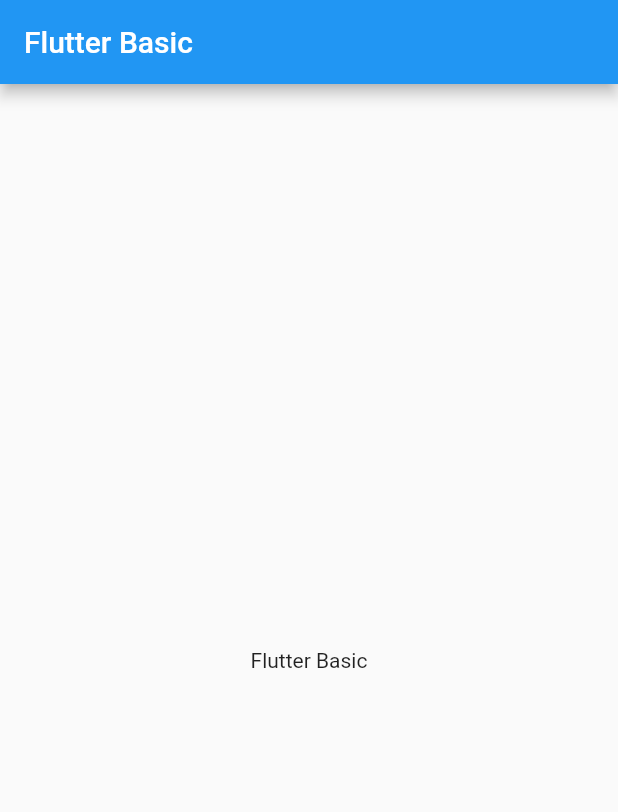
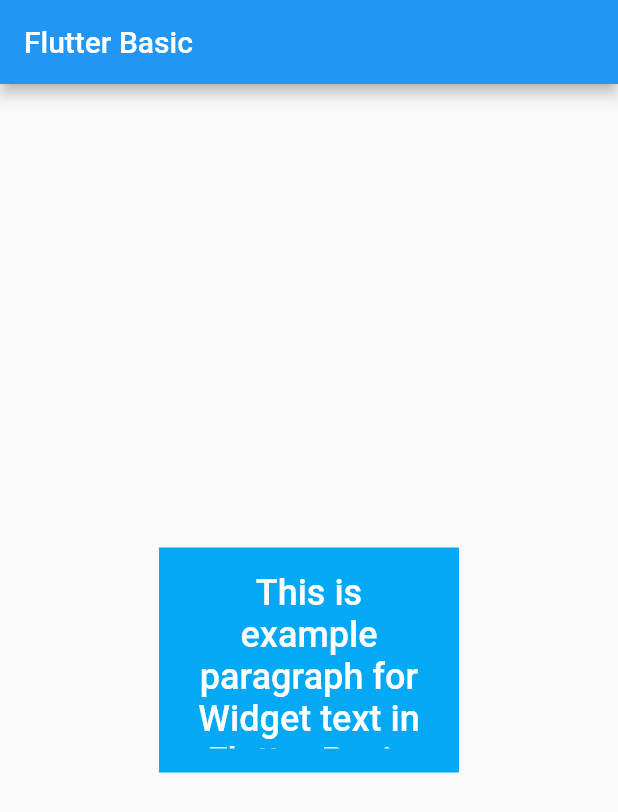
Before and after one commit to dikki-ap/flutter_basic, a Flutter app: the screen it shows after launch, on a phone screen of 412 x 824 dp. Shown: the top 812 px of the screen. Run offline on Flutter 3.47's test engine with Material 2 defaults, Android fonts, the phone set to English and light mode, and no system bars.

Commit message:
3 - Text Widget

```diff
--- a/lib/main.dart
+++ b/lib/main.dart
@@ -14,7 +14,22 @@ class MyApp extends StatelessWidget {
         appBar: AppBar(
           title: const Text('Flutter Basic'),
         ),
-        body: const Center(child: Text('Flutter Basic')),
+        body: Center(
+            child: Container(
+              width: 200,
+              height: 150,
+              padding: const EdgeInsets.all(16.0),
+              color: Colors.lightBlue,
+              child: const Text(
+                      'This is example paragraph for Widget text in Flutter Basic App',
+                      textAlign: TextAlign.center,
+                      style: TextStyle(
+                        fontSize: 24,
+                        fontWeight: FontWeight.w500,
+                        color: Colors.white
+                      ),
+                    ),
+            )),
       ),
     );
   }
```
